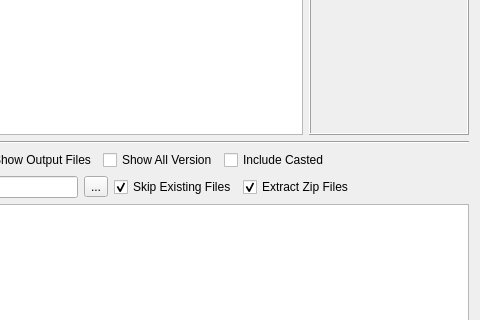
First picture: the form in module/wildchildanimation/gui/forms/entity_info_dialog.ui, repository dearyangyu/swing, before the edit; both pictures show x 168 to 648 and y 124 to 444 of the 648 by 549 pixel window.
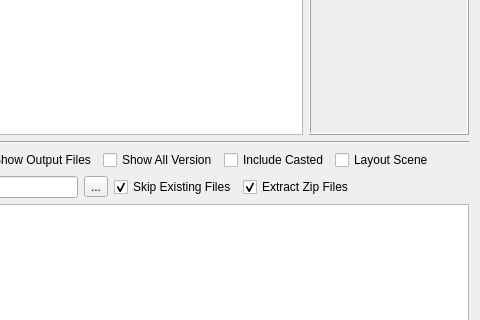
Second picture: the form after the edit.

```diff
--- a/module/wildchildanimation/gui/forms/entity_info_dialog.ui
+++ b/module/wildchildanimation/gui/forms/entity_info_dialog.ui
@@ -200,6 +200,13 @@
        </property>
       </widget>
      </item>
+     <item>
+      <widget class="QCheckBox" name="checkBoxLayoutScene">
+       <property name="text">
+        <string>Layout Scene</string>
+       </property>
+      </widget>
+     </item>
      <item>
       <spacer name="horizontalSpacer">
        <property name="orientation">
```
